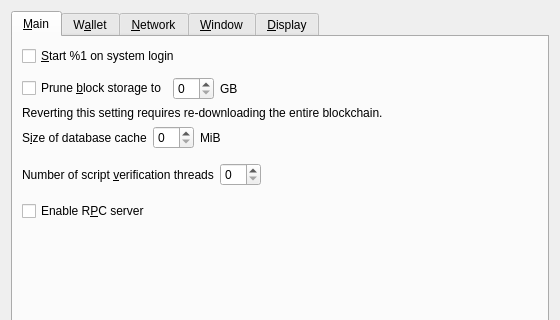
Old version of the form src/qt/forms/optionsdialog.ui in the repository l0rinc/bitcoin; both pictures show x 0 to 560 and y 0 to 320 of the 560 by 479 pixel window.
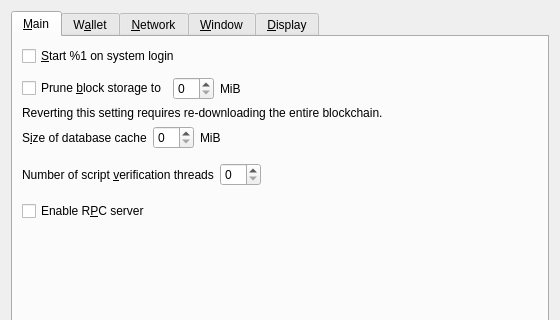
New version of the form. Custom widgets are drawn as their Qt base class.

```diff
--- a/src/qt/forms/optionsdialog.ui
+++ b/src/qt/forms/optionsdialog.ui
@@ -68,7 +68,7 @@
          <item>
           <widget class="QLabel" name="pruneSizeUnitLabel">
            <property name="text">
-            <string>GB</string>
+            <string>MiB</string>
            </property>
            <property name="textFormat">
             <enum>Qt::PlainText</enum>
```
Left out of the diff: 2 changed lines with no effect on the pictures.
